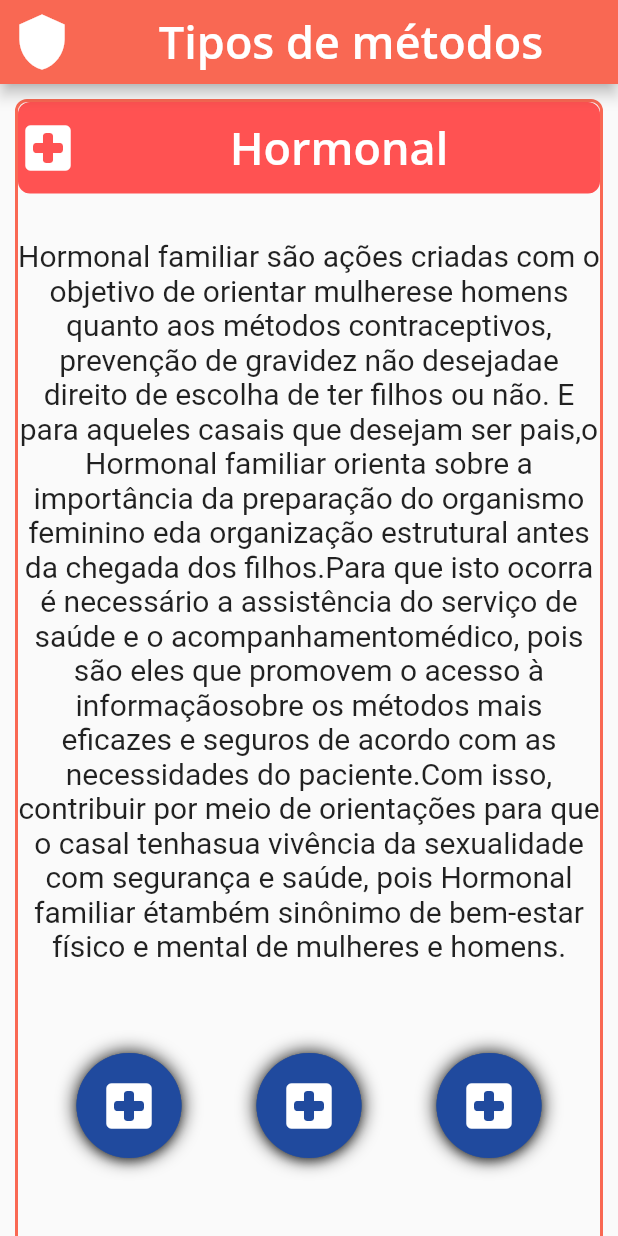
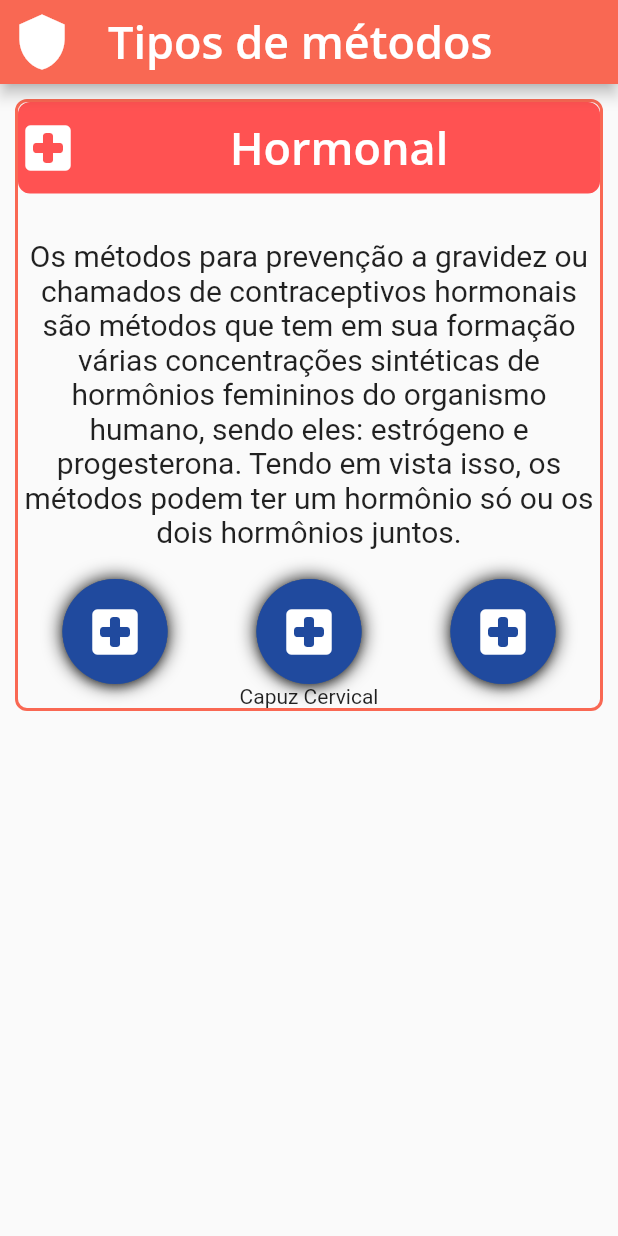
Before and after one commit to ViniciusMataRibeiro/Planejamento_Familiar, a Flutter app: the HormonalPage screen opened by its route, after a tap on the "local hospital" icon, on a phone screen of 412 x 824 dp. Run offline on Flutter 3.47's test engine with Material 2 defaults, Android fonts, the phone set to English and light mode, and no system bars; our stand-ins replace get, mask_text_input_formatter, table_calendar; Roboto replaces fonts that are missing (Open Sans).

Commit message:
finalizando telas
finalizando design das telas

```diff
--- a/desenvolvimento_mobile/lib/modules/agenda/agenda_page.dart
+++ b/desenvolvimento_mobile/lib/modules/agenda/agenda_page.dart
@@ -117,7 +117,6 @@ class _AgendaPage extends State<AgendaPage> {
           children: [
             Container(
               height: 400,
-              width: 400,
               padding: const EdgeInsets.all(12),
               color: const Color.fromARGB(250, 255, 115, 95),
               child: TableCalendar(
--- a/desenvolvimento_mobile/lib/modules/hormonal/hormonal_page.dart
+++ b/desenvolvimento_mobile/lib/modules/hormonal/hormonal_page.dart
@@ -1,5 +1,5 @@
 import 'package:flutter/material.dart';
-import 'package:get/get.dart';
+import 'package:url_launcher/url_launcher.dart';
 
 class HormonalPage extends StatefulWidget {
   const HormonalPage({super.key});
@@ -9,6 +9,19 @@ class HormonalPage extends StatefulWidget {
 }
 
 class _HormonalPage extends State<HormonalPage> {
+
+  final Uri _url = Uri.parse('https://www.vivasuavida.com.br/metodos-contraceptivos/contraceptivos-curta-duracao/capuz-cervical');
+
+  Future<void> _cervical() async {
+    if(!await launchUrl(_url)){
+      throw Exception('Could not launch $_url');
+    }
+    else{
+      await launchUrl(_url);
+    }
+  }
+
+
   @override
   Widget build(BuildContext context) {
     return Scaffold(
@@ -19,8 +32,8 @@ class _HormonalPage extends State<HormonalPage> {
           size: 40,
         ),
         backgroundColor: Color.fromARGB(255, 249, 104, 83),
-        title: Center(
-          child: Column(children: const [
+        title: Row(
+          children: const [
             Center(
               child: Text(
                 'Tipos de métodos',
@@ -31,7 +44,7 @@ class _HormonalPage extends State<HormonalPage> {
                     fontWeight: FontWeight.w600),
               ),
             ),
-          ]),
+          ],
         ),
       ),
       body: ListView(
@@ -87,33 +100,23 @@ class _HormonalPage extends State<HormonalPage> {
                   height: 30,
                 ),
                 const Text(
-                  'Hormonal familiar são ações criadas com o objetivo de orientar mulheres' +
-                      'e homens quanto aos métodos contraceptivos, prevenção de gravidez não desejada' +
-                      'e direito de escolha de ter filhos ou não. E para aqueles casais que desejam ser pais,' +
-                      'o Hormonal familiar orienta sobre a importância da preparação do organismo feminino e' +
-                      'da organização estrutural antes da chegada dos filhos.' +
-                      'Para que isto ocorra é necessário a assistência do serviço de saúde e o acompanhamento' +
-                      'médico, pois são eles que promovem o acesso à informação' +
-                      'sobre os métodos mais eficazes e seguros de acordo com as necessidades do paciente.' +
-                      'Com isso, contribuir por meio de orientações para que o casal tenha' +
-                      'sua vivência da sexualidade com segurança e saúde, pois Hormonal familiar é' +
-                      'também sinônimo de bem-estar físico e mental de mulheres e homens.',
+                  'Os métodos para prevenção a gravidez ou chamados de contraceptivos hormonais ' +
+                  'são métodos que tem em sua formação várias concentrações sintéticas de hormônios ' +
+                  'femininos do organismo humano, sendo eles: estrógeno e progesterona. Tendo em ' +
+                  'vista isso, os métodos podem ter um hormônio só ou os dois hormônios juntos.',
                   textAlign: TextAlign.center,
                   style: TextStyle(
                     fontSize: 20,
                   ),
                 ),
+                const SizedBox(height: 20),
                 Column(
                   children: [
-                    Container(
-                      padding: const EdgeInsets.all(10),
-                      child: Row(
-                        mainAxisAlignment: MainAxisAlignment.center,
+                      Row(
+                        mainAxisAlignment: MainAxisAlignment.spaceAround,
                         children: [
                           ElevatedButton(
-                            onPressed: () {
-                              // Ação a ser executada quando o botão for pressionado
-                            },
+                            onPressed: _cervical,
                             // ignore: sort_child_properties_last
                             child: Container(
                               width: 70.0,
@@ -141,9 +144,7 @@ class _HormonalPage extends State<HormonalPage> {
                                     color: Color.fromARGB(255, 154, 177, 255),
                                     width: 4)),
                           ),
-                          Container(
-                            padding: const EdgeInsets.all(50),
-                            child: ElevatedButton(
+                          ElevatedButton(
                               onPressed: () {
                                 // Ação a ser executada quando o botão for pressionado
                               },
@@ -174,7 +175,6 @@ class _HormonalPage extends State<HormonalPage> {
                                       color: Color.fromARGB(255, 154, 177, 255),
                                       width: 4)),
                             ),
-                          ),
                           ElevatedButton(
                             onPressed: () {
                               // Ação a ser executada quando o botão for pressionado
@@ -208,7 +208,12 @@ class _HormonalPage extends State<HormonalPage> {
                           ),
                         ],
                       ),
-                    )
+                      Row(
+                        mainAxisAlignment: MainAxisAlignment.spaceAround,
+                        children: const [
+                          Text('Capuz Cervical'),
+                        ],
+                      )
                   ],
                 ),
               ],
--- a/desenvolvimento_mobile/lib/modules/planejamento/planejamento_page.dart
+++ b/desenvolvimento_mobile/lib/modules/planejamento/planejamento_page.dart
@@ -23,7 +23,7 @@ class _PlanejamentoPage extends State<PlanejamentoPage> {
           child: Column(children: const [
             Center(
               child: Text(
-                'O que é Planejamento familiar',
+                'Planejamento familiar',
                 style: TextStyle(
                     fontSize: 30,
                     color: Colors.white,
@@ -37,6 +37,7 @@ class _PlanejamentoPage extends State<PlanejamentoPage> {
       body: ListView(
         children: [
           Container(
+            height: 800,
             margin: const EdgeInsets.all(10),
             decoration: BoxDecoration(
               border: Border.all(
@@ -45,11 +46,11 @@ class _PlanejamentoPage extends State<PlanejamentoPage> {
               ),
               borderRadius: BorderRadius.circular(8), // Bordas arredondadas
             ),
-            padding: const EdgeInsets.all(50), // Espaçamento interno
+            padding: const EdgeInsets.all(12), // Espaçamento interno
             child: Column(
               children: const [
                 Text(
-                  'O que é Planejamento familiar? E por que fazer?',
+                  'O que é Planejamento familiar?',
                   textAlign: TextAlign.center,
                   style: TextStyle(
                     fontSize: 30,
@@ -60,16 +61,16 @@ class _PlanejamentoPage extends State<PlanejamentoPage> {
                   height: 30,
                 ),
                 Text(
-                  'Planejamento familiar são ações criadas com o objetivo de orientar mulheres' +
-                  'e homens quanto aos métodos contraceptivos, prevenção de gravidez não desejada' +
-                  'e direito de escolha de ter filhos ou não. E para aqueles casais que desejam ser pais,' +
-                  'o planejamento familiar orienta sobre a importância da preparação do organismo feminino e' +
-                  'da organização estrutural antes da chegada dos filhos.' +
-                  'Para que isto ocorra é necessário a assistência do serviço de saúde e o acompanhamento' +
-                  'médico, pois são eles que promovem o acesso à informação' +
-                  'sobre os métodos mais eficazes e seguros de acordo com as necessidades do paciente.' +
-                  'Com isso, contribuir por meio de orientações para que o casal tenha' +
-                  'sua vivência da sexualidade com segurança e saúde, pois planejamento familiar é' +
+                  'Planejamento familiar são ações criadas com o objetivo de orientar mulheres ' +
+                  'e homens quanto aos métodos contraceptivos, prevenção de gravidez não desejada ' +
+                  'e direito de escolha de ter filhos ou não. E para aqueles casais que desejam ser pais, ' +
+                  'o planejamento familiar orienta sobre a importância da preparação do organismo feminino e ' +
+                  'da organização estrutural antes da chegada dos filhos. ' +
+                  'Para que isto ocorra é necessário a assistência do serviço de saúde e o acompanhamento ' +
+                  'médico, pois são eles que promovem o acesso à informação ' +
+                  'sobre os métodos mais eficazes e seguros de acordo com as necessidades do paciente. ' +
+                  'Com isso, contribuir por meio de orientações para que o casal tenha ' +
+                  'sua vivência da sexualidade com segurança e saúde, pois planejamento familiar é ' +
                   'também sinônimo de bem-estar físico e mental de mulheres e homens.',
                   textAlign: TextAlign.center,
                   style: TextStyle(
--- a/desenvolvimento_mobile/pubspec.yaml
+++ b/desenvolvimento_mobile/pubspec.yaml
@@ -46,6 +46,7 @@ dependencies:
   mask_text_input_formatter: ^2.4.0
   table_calendar: ^3.0.8
   flutter_svg: ^1.1.6
+  url_launcher: ^6.1.10
 
 dev_dependencies:
   flutter_test:
```
Also changed, not shown: desenvolvimento_mobile/lib/modules/tabu/tabu_page.dart (+24 -25 lines), desenvolvimento_mobile/pubspec.lock.
